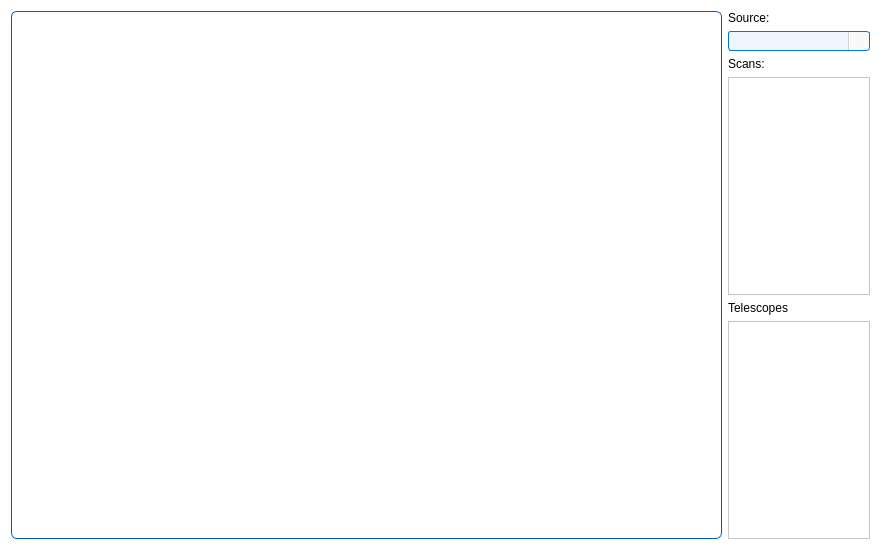
Old version of the form pastrocore/gui_pyside/tab_vis_default.ui in the repository Torward1024/pAstroCORE.
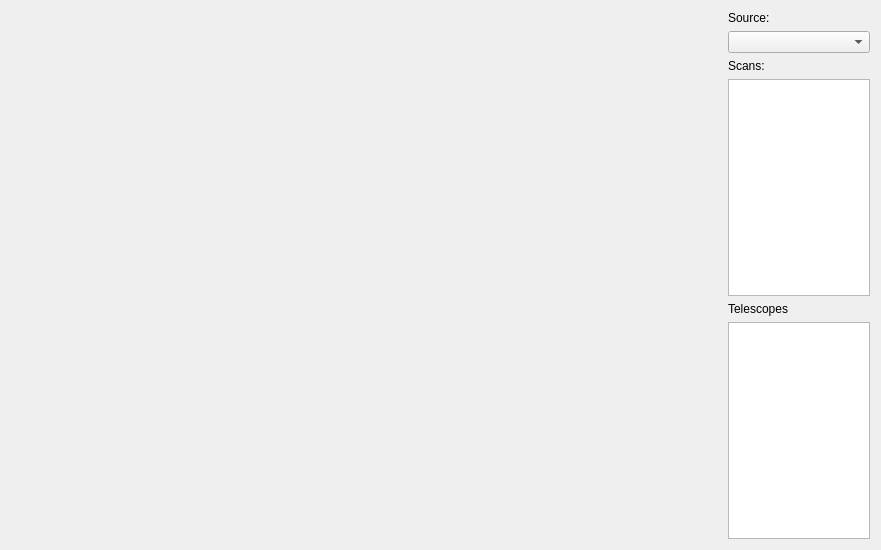
New version of the form. Icons and pictures are not drawn.

```diff
--- a/pastrocore/gui_pyside/tab_vis_default.ui
+++ b/pastrocore/gui_pyside/tab_vis_default.ui
@@ -10,21 +10,10 @@
     <height>550</height>
    </rect>
   </property>
-  <property name="styleSheet">
-   <string notr="true">background-color: #ffffff; font-family: Arial;</string>
-  </property>
   <layout class="QGridLayout" name="gridLayout_3" columnstretch="5,1">
    <item row="0" column="0">
     <widget class="QWidget" name="widget" native="true">
-     <property name="styleSheet">
-      <string notr="true">QWidget{
-    border: 1px solid #005BB5; /* Цвет границы согласован с иконками */
-    border-radius: 6px; /* Скругленные углы для современного вида */
-    background-color: #FFFFFF; /* Светлый фон, не отвлекающий от графика */
-    padding: 4px; /* Внутренний отступ для визуального комфорта */
-}</string>
-     </property>
-    </widget>
+     </widget>
    </item>
    <item row="0" column="1">
     <layout class="QGridLayout" name="gridLayout_2">
@@ -32,88 +21,7 @@
       <layout class="QGridLayout" name="gridLayout">
        <item row="0" column="0" colspan="2">
         <widget class="QComboBox" name="cmbSource">
-         <property name="styleSheet">
-          <string notr="true">QComboBox {
-    font-family: Arial;
-    font-size: 9pt;
-    color: #333333;
-    padding: 1px;
-    border-radius: 3px;
-    background-color: #f9f9f9; /* Базовый фон, как у readOnly QLineEdit */
-    border: 1px solid #d3d3d3; /* Базовая граница, как у readOnly QLineEdit */
-}
-
-QComboBox:editable {
-    background-color: #f0f6ff; /* Фон для редактируемого состояния, как у readOnly=&quot;false&quot; */
-    border: 1px solid #0078d7; /* Граница для редактируемого состояния */
-}
-
-QComboBox:editable:hover {
-    border: 1px solid #1a8cff; /* Граница при наведении, как у readOnly=&quot;false&quot;:hover */
-}
-
-QComboBox:editable:focus {
-    border: 1px solid #005bb5; /* Граница при фокусе, как у readOnly=&quot;false&quot;:focus */
-    background-color: #ffffff; /* Фон при фокусе, как у readOnly=&quot;false&quot;:focus */
-}
-
-QComboBox:!editable {
-    background-color: #f0f6ff; /* Фон для редактируемого состояния, как у readOnly=&quot;false&quot; */
-    border: 1px solid #0078d7; /* Граница для редактируемого состояния */
-}
-
-QComboBox:!editable:hover {
-    border: 1px solid #1a8cff; /* Граница при наведении, как у readOnly=&quot;false&quot;:hover */
-}
-
-QComboBox:!editable:focus {
-    border: 1px solid #005bb5; /* Граница при фокусе, как у readOnly=&quot;false&quot;:focus */
-    background-color: #ffffff; /* Фон при фокусе, как у readOnly=&quot;false&quot;:focus */
-}
-
-/* Стилизация кнопки со стрелкой */
-QComboBox::drop-down {
-    subcontrol-origin: padding;
-    subcontrol-position: right;
-    width: 20px;
-    border-left: 1px solid #d3d3d3; /* Добавлена граница для визуального разделения */
-    border-top-right-radius: 3px;
-    border-bottom-right-radius: 3px;
-    background-color: #f9f9f9; /* Фон кнопки, совпадающий с основным */
-}
-
-QComboBox::drop-down:hover {
-    background-color: #0078d7; /* Лёгкое выделение при наведении */
-}
-
-QComboBox::down-arrow {
-    width: 12px;
-    height: 12px;
-    image: url(:/icons/down_arrow_icon.svg);
-}
-
-/* Стилизация выпадающего списка */
-QComboBox QAbstractItemView {
-    font-family: Arial;
-    font-size: 12pt;
-    color: #333333;
-    background-color: #ffffff;
-    border: 1px solid #d3d3d3;
-    selection-background-color: #0078d7;
-    selection-color: #ffffff;
-    padding: 1px;
-}
-
-QComboBox QAbstractItemView::item {
-    padding: 4px;
-    min-height: 20px;
-}
-
-QComboBox QAbstractItemView::item:hover {
-    background-color: #0078d7;
-}</string>
-         </property>
-        </widget>
+         </widget>
        </item>
        <item row="3" column="0" colspan="2">
         <widget class="QLabel" name="lblTelescopes">
```
Left out of the diff: 8 changed lines with no effect on the pictures.
